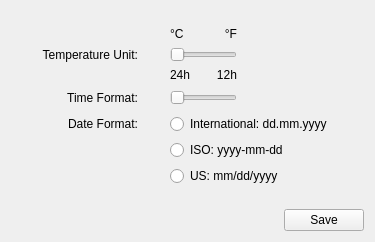
Qt form HimalayaMain/Gui/Components/Settings/Forms/RegionalSettingsWidget.ui (Liyezhong/Master) before a commit.
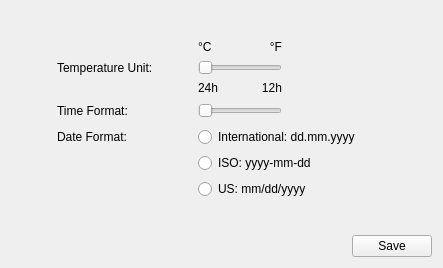
The same form after that commit. Custom widgets are drawn as their Qt base class.

Commit message: 1.Leica pre-installed reagents cannot be renamed. 2.Left alignment for the labels in RegionalSettingsWidget.

```diff
--- a/HimalayaMain/Gui/Components/Settings/Forms/RegionalSettingsWidget.ui
+++ b/HimalayaMain/Gui/Components/Settings/Forms/RegionalSettingsWidget.ui
@@ -6,8 +6,8 @@
    <rect>
     <x>0</x>
     <y>0</y>
-    <width>375</width>
-    <height>242</height>
+    <width>443</width>
+    <height>268</height>
    </rect>
   </property>
   <property name="windowTitle">
@@ -63,7 +63,7 @@
       <string>Temperature Unit:</string>
      </property>
      <property name="alignment">
-      <set>Qt::AlignRight|Qt::AlignTrailing|Qt::AlignVCenter</set>
+      <set>Qt::AlignLeading|Qt::AlignLeft|Qt::AlignVCenter</set>
      </property>
     </widget>
    </item>
@@ -155,7 +155,7 @@
       <string>Time Format:</string>
      </property>
      <property name="alignment">
-      <set>Qt::AlignRight|Qt::AlignTrailing|Qt::AlignVCenter</set>
+      <set>Qt::AlignLeading|Qt::AlignLeft|Qt::AlignVCenter</set>
      </property>
     </widget>
    </item>
@@ -201,7 +201,7 @@
       <string>Date Format:</string>
      </property>
      <property name="alignment">
-      <set>Qt::AlignRight|Qt::AlignTrailing|Qt::AlignVCenter</set>
+      <set>Qt::AlignLeading|Qt::AlignLeft|Qt::AlignVCenter</set>
      </property>
     </widget>
    </item>
```
The commit also changes 1 other file.
